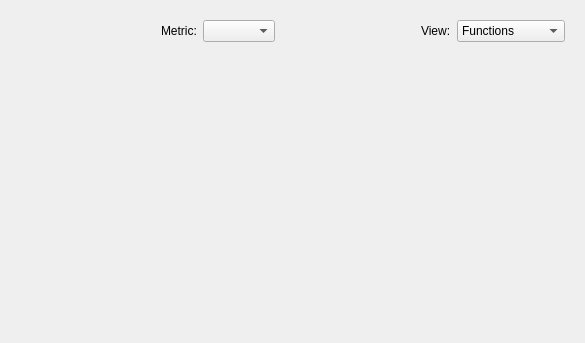
Before: the Qt Designer form widgets/PerformanceDataMetricView.ui in OpenSpeedShop/cbtf-argonavis-gui, drawn with Qt 5.
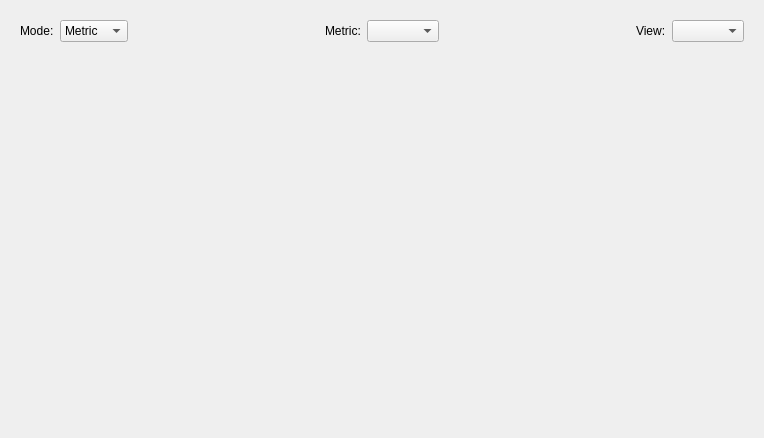
After: the same form once the commit is applied.

Commit message: Implementation of CUDA Event Details mode in Metric Table View.

```diff
--- a/widgets/PerformanceDataMetricView.ui
+++ b/widgets/PerformanceDataMetricView.ui
@@ -6,8 +6,8 @@
    <rect>
     <x>0</x>
     <y>0</y>
-    <width>585</width>
-    <height>343</height>
+    <width>764</width>
+    <height>438</height>
    </rect>
   </property>
   <property name="windowTitle">
@@ -40,7 +40,28 @@
      <property name="frameShadow">
       <enum>QFrame::Plain</enum>
      </property>
-     <layout class="QHBoxLayout" name="horizontalLayout" stretch="1,0,0,1,0,0">
+     <layout class="QHBoxLayout" name="horizontalLayout" stretch="0,0,1,0,0,1,0,0">
+      <item>
+       <widget class="QLabel" name="label_SelectMode">
+        <property name="text">
+         <string>Mode:</string>
+        </property>
+       </widget>
+      </item>
+      <item>
+       <widget class="QComboBox" name="comboBox_ModeSelection">
+        <item>
+         <property name="text">
+          <string>Metric</string>
+         </property>
+        </item>
+        <item>
+         <property name="text">
+          <string>Details</string>
+         </property>
+        </item>
+       </widget>
+      </item>
       <item>
        <spacer name="horizontalSpacer_TopSelector_Left">
         <property name="orientation">
@@ -99,26 +120,6 @@
         <property name="sizeAdjustPolicy">
          <enum>QComboBox::AdjustToContents</enum>
         </property>
-        <item>
-         <property name="text">
-          <string>Functions</string>
-         </property>
-        </item>
-        <item>
-         <property name="text">
-          <string>Statements</string>
-         </property>
-        </item>
-        <item>
-         <property name="text">
-          <string>LinkedObjects</string>
-         </property>
-        </item>
-        <item>
-         <property name="text">
-          <string>Loops</string>
-         </property>
-        </item>
        </widget>
       </item>
      </layout>
```
The commit also changes 10 other files.
